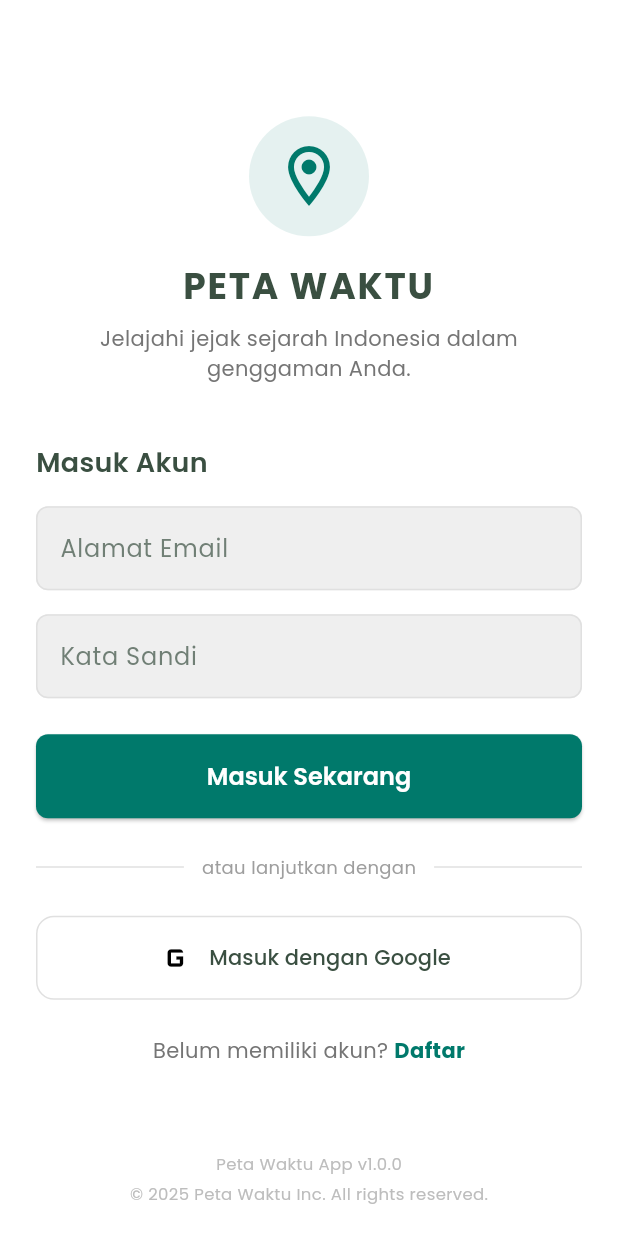
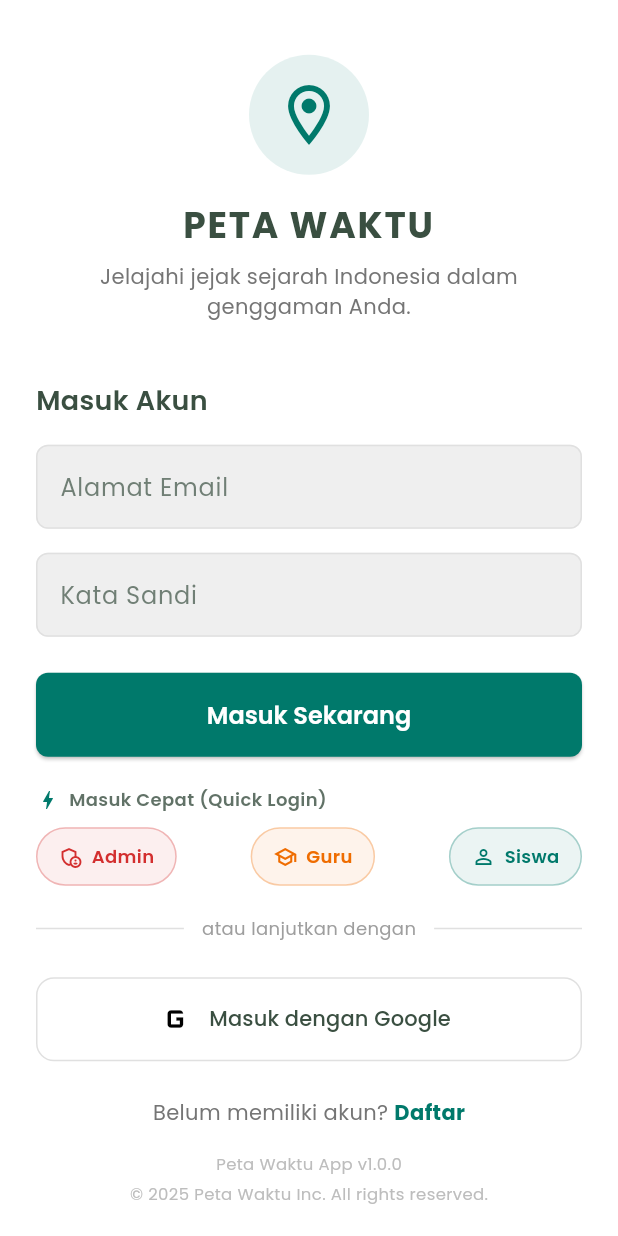
Before and after one commit to wirashauma/peta-waktu-app, a Flutter app: the screen it shows after launch, on a phone screen of 412 x 824 dp. Run offline on Flutter 3.47's test engine with Material 3 defaults, Android fonts, the phone set to English and light mode, and no system bars; our stand-ins replace cloud_firestore, firebase_auth, firebase_core, flutter_dotenv, google_fonts, google_sign_in and 1 more; missing offline and left inert: cloudinary_public; accounts and stored records are empty; generated files the repository leaves out were written again.

Commit message:
feat: implement LoginScreen with authentication service and quick login utility

```diff
--- a/lib/features/auth/screens/login_screen.dart
+++ b/lib/features/auth/screens/login_screen.dart
@@ -63,6 +63,160 @@ class _LoginScreenState extends State<LoginScreen> {
     } finally {
       if (mounted) setState(() => _isLoading = false);
     }
+  }
+
+  void _handleQuickLogin({
+    required String email,
+    required String password,
+    required String role,
+    required String name,
+  }) async {
+    setState(() => _isLoading = true);
+    try {
+      // 1. Coba login terlebih dahulu
+      await _authService.signIn(email: email, password: password);
+    } catch (e) {
+      // Jika error, kemungkinan besar user belum ada di Auth (belum di-seed)
+      String errorMsg = e.toString().toLowerCase();
+      if (errorMsg.contains('user-not-found') ||
+          errorMsg.contains('invalid-credential') ||
+          errorMsg.contains('wrong-password') ||
+          errorMsg.contains('tidak ditemukan') ||
+          errorMsg.contains('salah')) {
+        // Buat akun baru secara otomatis (Seed Data)
+        try {
+          await _authService.signUp(
+            email: email,
+            password: password,
+            nisn: role == 'user' ? '1234567890' : '-',
+            nama: name,
+            username: name.toLowerCase().replaceAll(' ', ''),
+            role: role,
+          );
+
+          if (mounted) {
+            ScaffoldMessenger.of(context).showSnackBar(
+              SnackBar(
+                content: Text(
+                  'Akun $name berhasil disiapkan & masuk!',
+                  style: GoogleFonts.poppins(fontSize: 12),
+                ),
+                backgroundColor: Colors.green.shade700,
+                behavior: SnackBarBehavior.floating,
+              ),
+            );
+          }
+        } catch (signUpErr) {
+          _showError("Gagal menyiapkan akun: $signUpErr");
+        }
+      } else {
+        _showError(e.toString());
+      }
+    } finally {
+      if (mounted) setState(() => _isLoading = false);
+    }
+  }
+
+  Widget _buildQuickLoginButton({
+    required IconData icon,
+    required String label,
+    required Color color,
+    required String email,
+    required String password,
+    required String role,
+    required String name,
+  }) {
+    return GestureDetector(
+      onTap: _isLoading
+          ? null
+          : () => _handleQuickLogin(
+                email: email,
+                password: password,
+                role: role,
+                name: name,
+              ),
+      child: Container(
+        padding: const EdgeInsets.symmetric(horizontal: 14, vertical: 10),
+        decoration: BoxDecoration(
+          color: color.withOpacity(0.08),
+          borderRadius: BorderRadius.circular(24),
+          border: Border.all(
+            color: color.withOpacity(0.3),
+            width: 1,
+          ),
+        ),
+        child: Row(
+          mainAxisSize: MainAxisSize.min,
+          children: [
+            Icon(icon, size: 16, color: color),
+            const SizedBox(width: 6),
+            Text(
+              label,
+              style: GoogleFonts.poppins(
+                fontSize: 12,
+                fontWeight: FontWeight.w600,
+                color: color,
+              ),
+            ),
+          ],
+        ),
+      ),
+    );
+  }
+
+  Widget _buildQuickLoginSection() {
+    return Column(
+      crossAxisAlignment: CrossAxisAlignment.start,
+      children: [
+        Row(
+          children: [
+            Icon(Icons.bolt, size: 16, color: primaryColor),
+            const SizedBox(width: 6),
+            Text(
+              "Masuk Cepat (Quick Login)",
+              style: GoogleFonts.poppins(
+                fontSize: 12,
+                fontWeight: FontWeight.w600,
+                color: textColor.withOpacity(0.8),
+              ),
+            ),
+          ],
+        ),
+        const SizedBox(height: 10),
+        Row(
+          mainAxisAlignment: MainAxisAlignment.spaceBetween,
+          children: [
+            _buildQuickLoginButton(
+              icon: Icons.admin_panel_settings_outlined,
+              label: 'Admin',
+              color: Colors.red.shade700,
+              email: 'admin@petawaktu.com',
+              password: 'password123',
+              role: 'admin',
+              name: 'Admin Peta Waktu',
+            ),
+            _buildQuickLoginButton(
+              icon: Icons.school_outlined,
+              label: 'Guru',
+              color: Colors.orange.shade800,
+              email: 'guru@petawaktu.com',
+              password: 'password123',
+              role: 'guru',
+              name: 'Guru Sejarah',
+            ),
+            _buildQuickLoginButton(
+              icon: Icons.person_outline,
+              label: 'Siswa',
+              color: primaryColor,
+              email: 'siswa@petawaktu.com',
+              password: 'password123',
+              role: 'user',
+              name: 'Siswa Peta Waktu',
+            ),
+          ],
+        ),
+      ],
+    );
   }
 
   @override
@@ -148,7 +302,9 @@ class _LoginScreenState extends State<LoginScreen> {
                         onPressed: _handleLogin,
                       ),
                     ),
-              const SizedBox(height: 24),
+              const SizedBox(height: 20),
+              _buildQuickLoginSection(),
+              const SizedBox(height: 20),
 
               Row(
                 children: [
--- a/lib/features/auth/services/auth_service.dart
+++ b/lib/features/auth/services/auth_service.dart
@@ -17,6 +17,7 @@ class AuthService {
     required String nisn,
     String? nama,
     String? username,
+    String role = 'user',
   }) async {
     try {
       if (email.isEmpty || password.isEmpty || nisn.isEmpty) {
@@ -36,7 +37,7 @@ class AuthService {
         'nisn': nisn,
         'nama': nama ?? '',
         'username': username ?? '',
-        'role': 'user',
+        'role': role,
         'createdAt': FieldValue.serverTimestamp(),
       });
 
```
